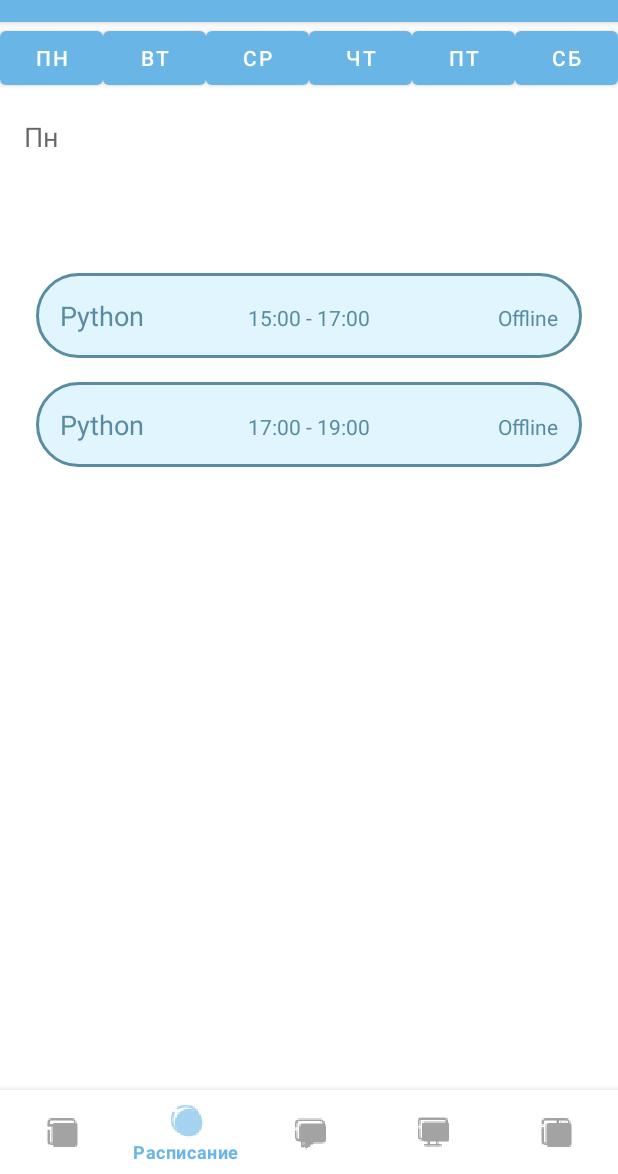
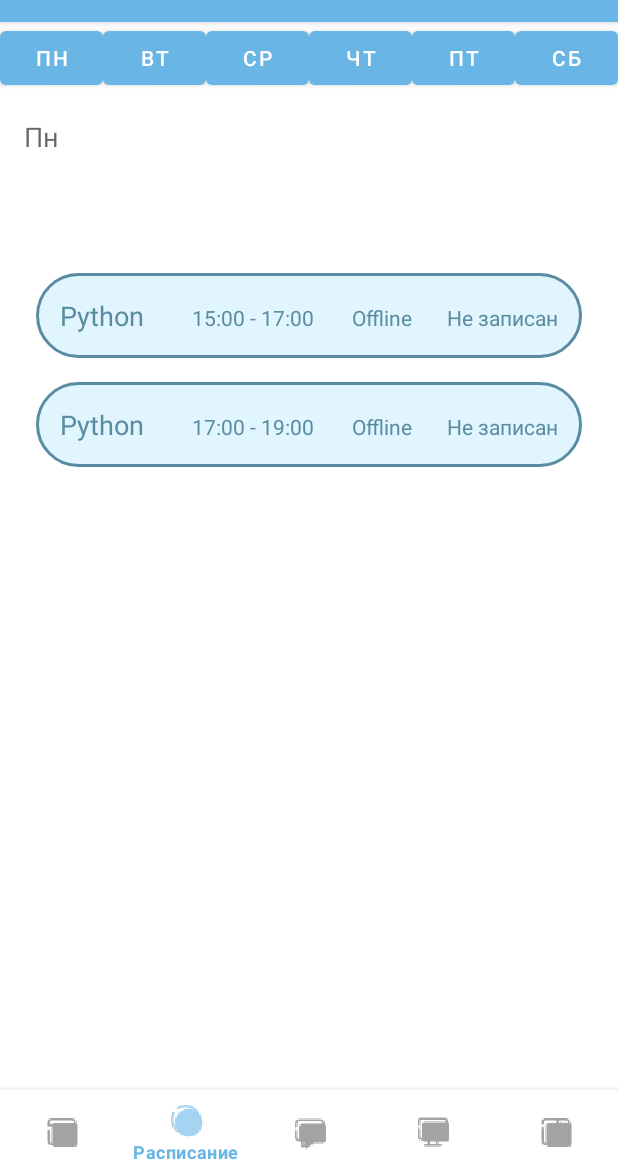
Before and after one commit to Anastassiya0Zabudkina/LastProject, an Android app: the screen it shows after launch (MainActivity), item 2 of the bottom bar chosen, on a phone screen of 412 x 824 dp, the part 62-1236 px from its top. Run offline under Robolectric (Android 15) with nearby library versions, the phone set to English and light mode, and no system bars; pictures from the network do not load.

Commit message:
az/first commit

```diff
--- a/app/src/main/java/com/example/last/ScheduleAdapter.java
+++ b/app/src/main/java/com/example/last/ScheduleAdapter.java
@@ -13,6 +13,15 @@ import java.util.List;
 public class ScheduleAdapter extends RecyclerView.Adapter<ScheduleAdapter.ScheduleViewHolder> {
 
     private List<ScheduleItem> scheduleItems;
+    private OnItemClickListener itemClickListener;
+
+    public interface OnItemClickListener {
+        void onItemClick(int position);
+    }
+
+    public void setOnItemClickListener(OnItemClickListener listener) {
+        itemClickListener = listener;
+    }
 
     public ScheduleAdapter(List<ScheduleItem> scheduleItems) {
         this.scheduleItems = scheduleItems;
@@ -29,6 +38,15 @@ public class ScheduleAdapter extends RecyclerView.Adapter<ScheduleAdapter.Schedu
     public void onBindViewHolder(@NonNull ScheduleViewHolder holder, int position) {
         ScheduleItem scheduleItem = scheduleItems.get(position);
         holder.bind(scheduleItem);
+
+        holder.itemView.setOnClickListener(new View.OnClickListener() {
+            @Override
+            public void onClick(View v) {
+                if (itemClickListener != null) {
+                    itemClickListener.onItemClick(holder.getAdapterPosition());
+                }
+            }
+        });
     }
 
     @Override
@@ -45,18 +63,22 @@ public class ScheduleAdapter extends RecyclerView.Adapter<ScheduleAdapter.Schedu
         private TextView titleTextView;
         private TextView timeTextView;
         private TextView locationTextView;
+        private TextView enrollmentStatusTextView;
+
 
         public ScheduleViewHolder(@NonNull View itemView) {
             super(itemView);
             titleTextView = itemView.findViewById(R.id.titleTextView);
             timeTextView = itemView.findViewById(R.id.timeTextView);
             locationTextView = itemView.findViewById(R.id.locationTextView);
+            enrollmentStatusTextView = itemView.findViewById(R.id.enrollmentStatusTextView);
         }
 
         public void bind(ScheduleItem scheduleItem) {
             titleTextView.setText(scheduleItem.getTitle());
             timeTextView.setText(scheduleItem.getTime());
             locationTextView.setText(scheduleItem.getLocation());
+            enrollmentStatusTextView.setText(scheduleItem.getStatus());
         }
     }
 }
--- a/app/src/main/java/com/example/last/ScheduleItem.java
+++ b/app/src/main/java/com/example/last/ScheduleItem.java
@@ -6,11 +6,17 @@ public class ScheduleItem {
     private String location;
     private String date;
 
+    private String status;
+
+    private boolean isEnrolled;
+
     public ScheduleItem(String title, String time, String location, String date) {
         this.title = title;
         this.time = time;
         this.location = location;
         this.date = date;
+        this.status = "Не записан";
+        this.isEnrolled = false;
     }
 
     public String getDate() {
@@ -39,4 +45,19 @@ public class ScheduleItem {
         this.date = date;
     }
 
+    public String getStatus() {
+        return status;
+    }
+
+    public void setStatus(String status) {
+        this.status = status;
+    }
+    public boolean isEnrolled() {
+        return isEnrolled;
+    }
+
+    public void setEnrolled(boolean enrolled) {
+        isEnrolled = enrolled;
+    }
+
 }
--- a/app/src/main/res/layout/item_schedule.xml
+++ b/app/src/main/res/layout/item_schedule.xml
@@ -1,4 +1,3 @@
-<?xml version="1.0" encoding="utf-8"?>
 <LinearLayout xmlns:android="http://schemas.android.com/apk/res/android"
     android:layout_width="match_parent"
     android:layout_height="wrap_content"
@@ -32,8 +31,17 @@
         android:layout_height="wrap_content"
         android:textAppearance="?android:textAppearanceSmall"
         android:text="Место занятия"
-        android:gravity="right"
+        android:gravity="center"
         android:layout_weight="1"
         android:textColor="@color/dark_mode_border_color"/>
 
+    <TextView
+        android:id="@+id/enrollmentStatusTextView"
+        android:layout_width="wrap_content"
+        android:layout_height="wrap_content"
+        android:textAppearance="?android:textAppearanceSmall"
+        android:text="Статус записи"
+        android:gravity="right"
+        android:textColor="@color/dark_mode_border_color"/>
+
 </LinearLayout>
```
Also changed, not shown: app/src/main/java/com/example/last/ScheduleFragment.java (+49 -32 lines).
